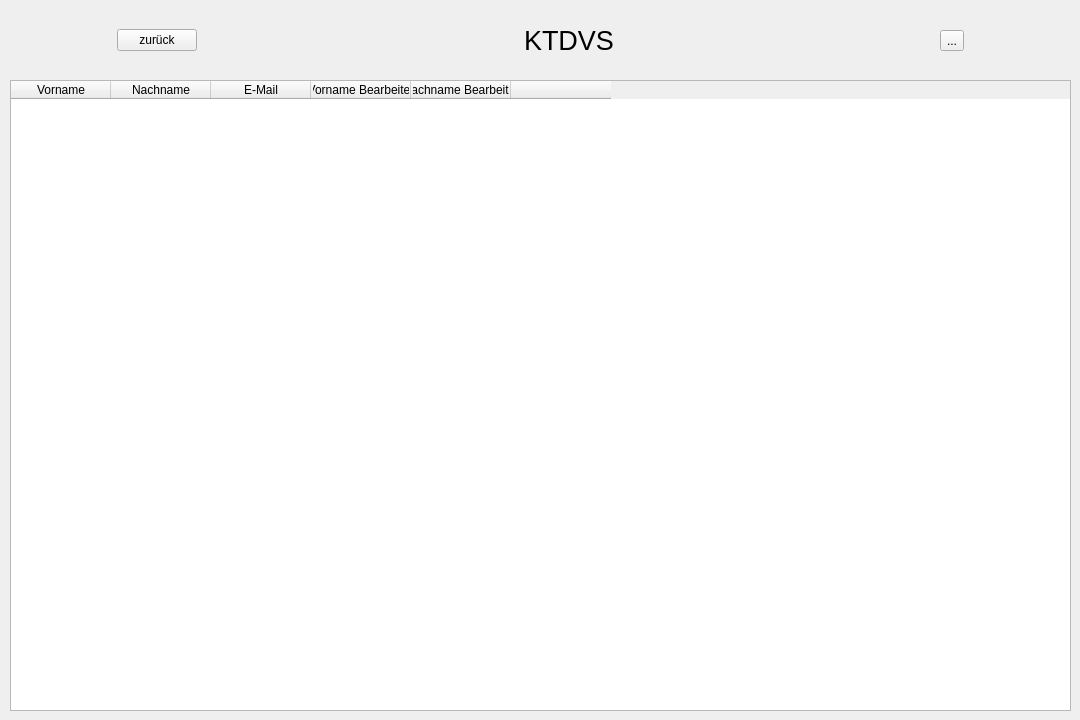
Old version of the form KTDVS/KTDVS/view_versionsverlauf.ui in the repository SimonRuttmann/ClassReunionSoftware.
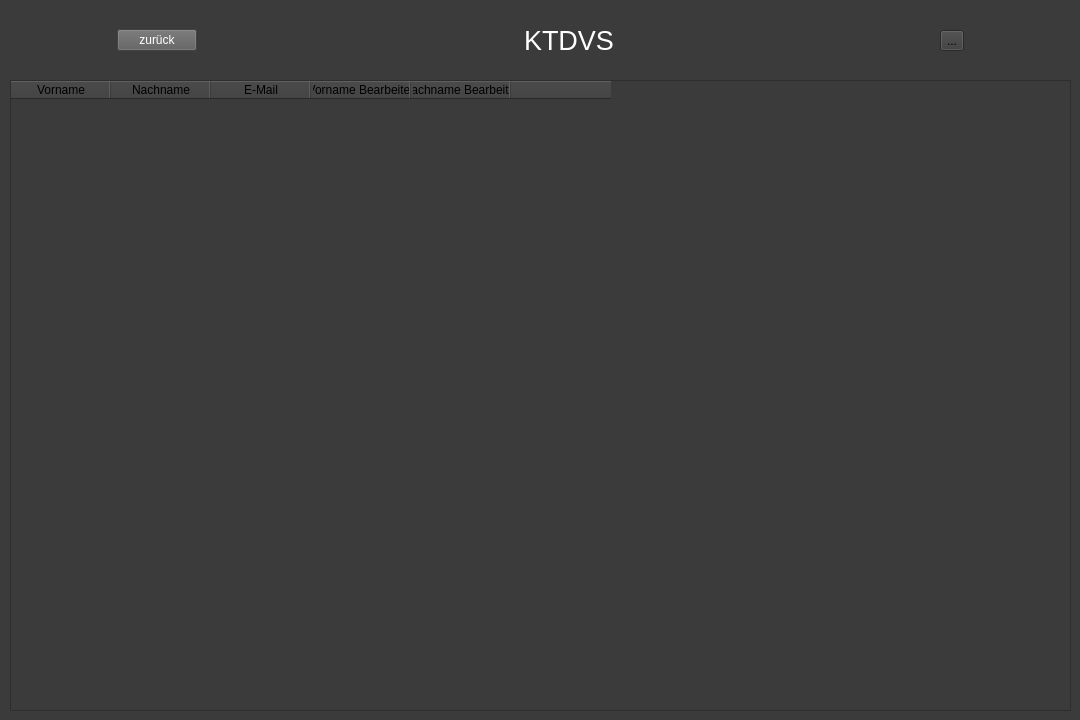
New version of the form. Icons and pictures are not drawn.

What changed in the file:
```diff
--- a/KTDVS/KTDVS/view_versionsverlauf.ui
+++ b/KTDVS/KTDVS/view_versionsverlauf.ui
@@ -13,6 +13,11 @@
   <property name="windowTitle">
    <string>Form</string>
   </property>
+  <property name="styleSheet">
+   <string notr="true">QWidget{
+	background-color: rgb(59, 59, 59);
+}</string>
+  </property>
   <widget class="QWidget" name="horizontalLayoutWidget">
    <property name="geometry">
     <rect>
@@ -44,6 +49,12 @@
     </item>
     <item>
      <widget class="QPushButton" name="pushButton">
+      <property name="styleSheet">
+       <string notr="true">QPushButton{
+	background-color: rgb(93, 93, 93);
+	color: rgb(255, 255, 255);
+}</string>
+      </property>
       <property name="text">
        <string>zurück</string>
       </property>
@@ -95,6 +106,11 @@
         <pointsize>20</pointsize>
        </font>
       </property>
+      <property name="styleSheet">
+       <string notr="true">QLabel{
+	color: rgb(255, 255, 255);
+}</string>
+      </property>
       <property name="text">
        <string>KTDVS</string>
       </property>
@@ -197,6 +213,14 @@
         <height>720</height>
        </size>
       </property>
+      <property name="styleSheet">
+       <string notr="true">QTableWidget{
+	
+	alternate-background-color: rgb(59, 59, 59);
+	color: rgb(255, 255, 255);
+	background-color: rgb(59, 59, 59);
+}</string>
+      </property>
       <property name="editTriggers">
        <set>QAbstractItemView::NoEditTriggers</set>
       </property>
```
